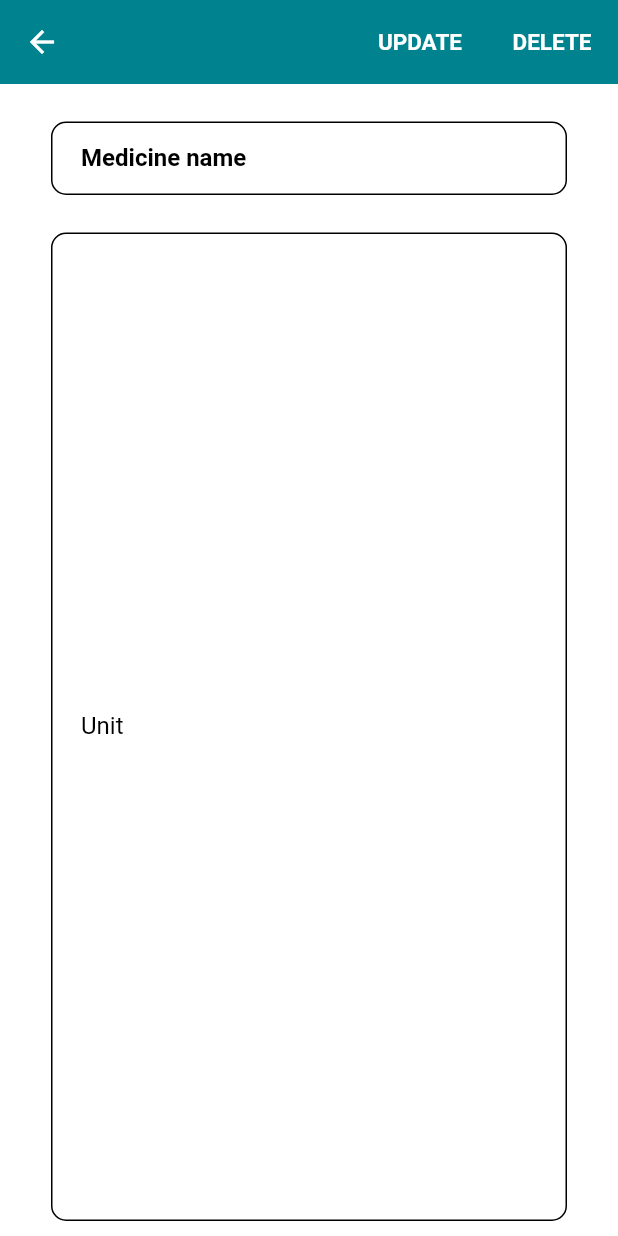
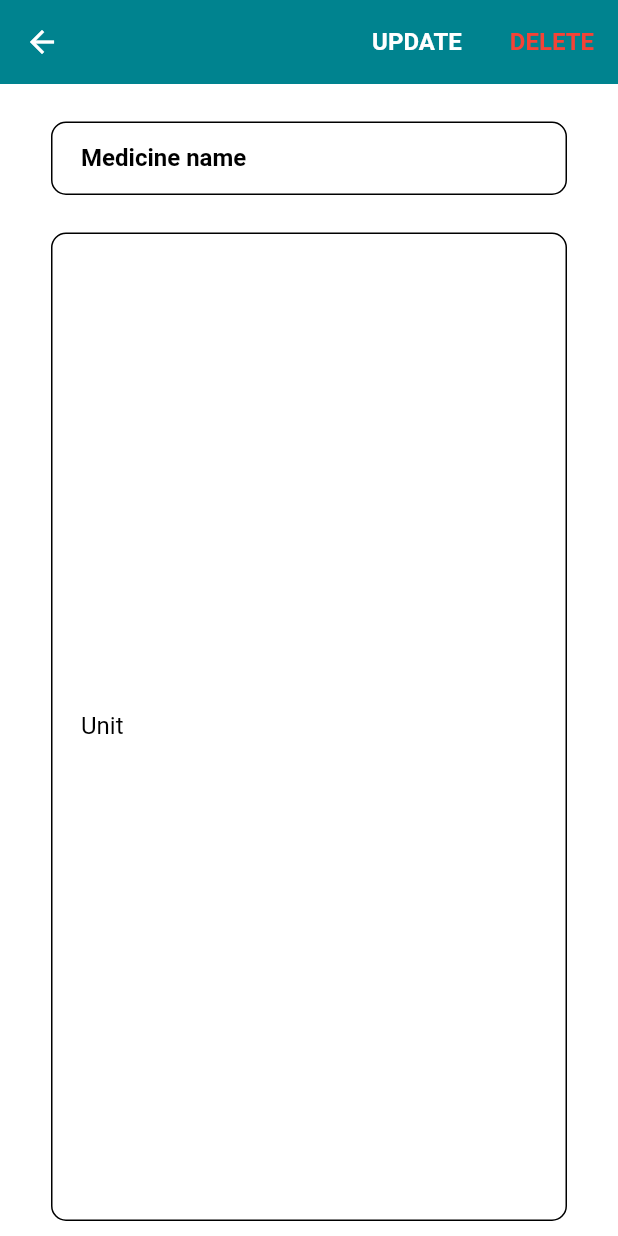
Before and after one commit to it19062884Ruvindu/Group_43_Medicine_Allert_App, a Flutter app: the EditDosage screen opened directly with empty values, on a phone screen of 412 x 824 dp. Run offline on Flutter 3.47's test engine with Material 2 defaults, Android fonts, the phone set to English and light mode, and no system bars; our stand-ins replace cloud_firestore, firebase_auth, firebase_core, fluttertoast, lottie; accounts and stored records are empty.

Commit message:
final commit

```diff
--- a/lib/pages/dosage/add_dosage.dart
+++ b/lib/pages/dosage/add_dosage.dart
@@ -108,6 +108,7 @@ class AddDosage extends StatelessWidget {
                         'unit': unit.text,
                       }).whenComplete(() {
                         Navigator.pushReplacement(context, MaterialPageRoute(builder: (_) => const Dosagelist()));
+                        Fluttertoast.showToast(msg: "New medication added");
                       });
                     },
                     child: const Text(
--- a/lib/pages/dosage/dosage_list.dart
+++ b/lib/pages/dosage/dosage_list.dart
@@ -84,8 +84,10 @@ class _DosagelistState extends State<Dosagelist> {
                       ),
                       Padding(
                         padding: EdgeInsets.only(
-                          left: 3,
-                          right: 3,
+                          left: 5,
+                          right: 5,
+                          top: 7,
+                          bottom: 10,
                         ),
                         child: ListTile(
                           shape: RoundedRectangleBorder(
--- a/lib/pages/dosage/edit_dosage.dart
+++ b/lib/pages/dosage/edit_dosage.dart
@@ -44,28 +44,28 @@ class _EditDosageState extends State<EditDosage> {
               }).whenComplete(() {
                 Navigator.pushReplacement(
                     context, MaterialPageRoute(builder: (_) => Dosagelist()));
-                Fluttertoast.showToast(msg: "Dosage Details Updated");
+                Fluttertoast.showToast(msg: "Your medication has updated");
               });
             },
             child: Text("UPDATE",
                 style: TextStyle(
                     color: Colors.white,
                     fontWeight: FontWeight.bold,
-                    fontSize: 15)),
+                    fontSize: 16)),
           ),
           MaterialButton(
             onPressed: () {
               widget.docid.reference.delete().whenComplete(() {
                 Navigator.pushReplacement(
                     context, MaterialPageRoute(builder: (_) => Dosagelist()));
-                Fluttertoast.showToast(msg: "Dosage Deleted Successfully");
+                Fluttertoast.showToast(msg: "Medication has removed");
               });
             },
             child: Text("DELETE",
                 style: TextStyle(
-                    color: Colors.white,
+                    color: Colors.red,
                     fontWeight: FontWeight.bold,
-                    fontSize: 15)),
+                    fontSize: 16)),
           ),
         ],
       ),
@@ -82,7 +82,7 @@ class _EditDosageState extends State<EditDosage> {
                 const SizedBox(height: 25),
                 TextFormField(
                   style: const TextStyle(
-                    color: Color(0xFF000000),
+                    color: Color(0xFF00838F),
                     fontWeight: FontWeight.bold,
                   ),
                   controller: medicine,
@@ -113,7 +113,7 @@ class _EditDosageState extends State<EditDosage> {
                     maxLines: null,
                     keyboardType: TextInputType.multiline,
                     style: const TextStyle(
-                      color: Color(0xFF000000),
+                      color: Color(0xFF00838F),
                     ),
                     decoration: InputDecoration(
                       contentPadding: const EdgeInsets.fromLTRB(20, 15, 20, 15),
--- a/lib/pages/mymedicine/R_Beginning.dart
+++ b/lib/pages/mymedicine/R_Beginning.dart
@@ -41,7 +41,7 @@ class _RSplashState extends State<RSplash> {
 
             Container(
               child: Text(
-                'MY MEDICIE LIST',
+                'MY MEDICINE LIST',
                 style: TextStyle(
                     color: Color(0xFF00838F),
                     fontWeight: FontWeight.bold,
--- a/pubspec.yaml
+++ b/pubspec.yaml
@@ -42,6 +42,8 @@ dependencies:
   cupertino_icons: ^1.0.2
   lottie: ^1.2.2
   flutter_local_notifications: ^9.4.0
+  get: ^4.6.1
+  multi_select_flutter: ^4.0.0
 
 
 dev_dependencies:
```
Also changed, not shown: lib/pages/main/dosage_home.dart (+18 -10 lines), pubspec.lock.
